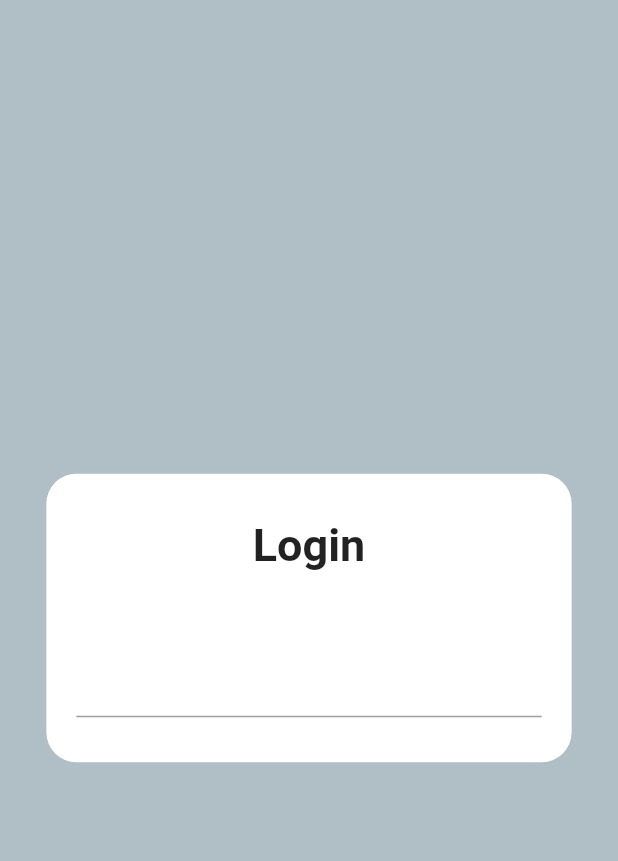
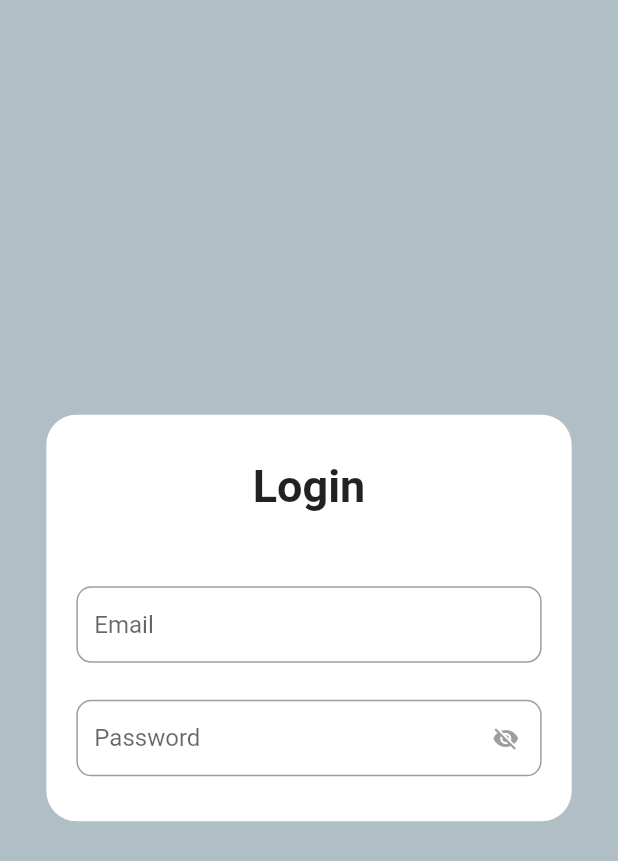
Before and after one commit to LukaDeBakker/MangaLu, a Flutter app: the screen it shows after launch, on a phone screen of 412 x 824 dp. Shown: the top 861 px of the screen. Run offline on Flutter 3.47's test engine with Material 2 defaults, Android fonts, the phone set to English and light mode, and no system bars; our stand-ins replace dio.

Commit message:
✨ Validating input with simple UI.

```diff
--- a/app/lib/screens/login_screen.dart
+++ b/app/lib/screens/login_screen.dart
@@ -12,6 +12,8 @@ class LoginScreen extends StatefulWidget {
 class _LoginScreenState extends State<LoginScreen> {
   final GlobalKey<FormState> _formKey = GlobalKey<FormState>();
   final TextEditingController emailController = TextEditingController();
+  final TextEditingController passwordController = TextEditingController();
+  bool _showPassword = false;
 
   @override
   Widget build(BuildContext context) {
@@ -55,7 +57,35 @@ class _LoginScreenState extends State<LoginScreen> {
                         validator: (value) {
                           return Validator.validateEmail(value ?? "");
                         },
-                      )
+                        decoration: InputDecoration(
+                            hintText: "Email",
+                            isDense: true,
+                            border: OutlineInputBorder(
+                                borderRadius: BorderRadius.circular(10))),
+                      ),
+                      SizedBox(height: size.height * 0.03),
+                      TextFormField(
+                        obscureText: _showPassword,
+                        controller: passwordController,
+                        validator: (value) {
+                          return Validator.validatePassword(value ?? "");
+                        },
+                        decoration: InputDecoration(
+                            suffixIcon: GestureDetector(
+                              onTap: () {
+                                setState(() => _showPassword = !_showPassword);
+                              },
+                              child: Icon(
+                                  _showPassword
+                                      ? Icons.visibility
+                                      : Icons.visibility_off,
+                                  color: Colors.grey),
+                            ),
+                            hintText: "Password",
+                            isDense: true,
+                            border: OutlineInputBorder(
+                                borderRadius: BorderRadius.circular(10))),
+                      ),
                     ],
                   )),
                 ),
```
Also changed, not shown: app/lib/utils/validator.dart (+21 -1 lines).
